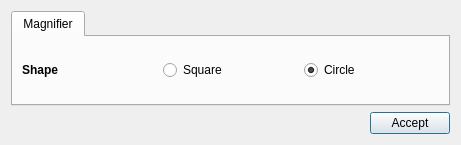
Above: code/ui/ui_FmvOptions.ui from All4Gis/QGISFMV before the change. Below: the same form after it.
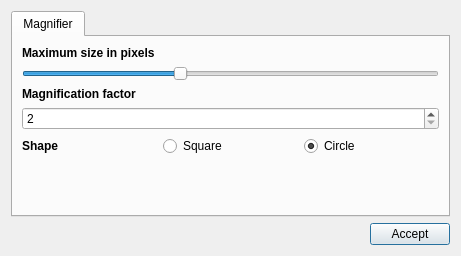
That is the form after the change. Icons and pictures are not drawn.

Commit message: update Options dialog

```diff
--- a/code/ui/ui_FmvOptions.ui
+++ b/code/ui/ui_FmvOptions.ui
@@ -7,7 +7,7 @@
     <x>0</x>
     <y>0</y>
     <width>461</width>
-    <height>145</height>
+    <height>256</height>
    </rect>
   </property>
   <property name="windowTitle">
@@ -28,6 +28,58 @@
        <string>Magnifier</string>
       </attribute>
       <layout class="QVBoxLayout" name="verticalLayout_2">
+       <item>
+        <widget class="QLabel" name="label_3">
+         <property name="font">
+          <font>
+           <weight>75</weight>
+           <bold>true</bold>
+          </font>
+         </property>
+         <property name="text">
+          <string>Maximum size in pixels</string>
+         </property>
+        </widget>
+       </item>
+       <item>
+        <widget class="QSlider" name="sl_Size">
+         <property name="minimum">
+          <number>100</number>
+         </property>
+         <property name="maximum">
+          <number>500</number>
+         </property>
+         <property name="sliderPosition">
+          <number>250</number>
+         </property>
+         <property name="orientation">
+          <enum>Qt::Horizontal</enum>
+         </property>
+        </widget>
+       </item>
+       <item>
+        <widget class="QLabel" name="label_2">
+         <property name="font">
+          <font>
+           <weight>75</weight>
+           <bold>true</bold>
+          </font>
+         </property>
+         <property name="text">
+          <string>Magnification factor</string>
+         </property>
+        </widget>
+       </item>
+       <item>
+        <widget class="QSpinBox" name="sb_factor">
+         <property name="minimum">
+          <number>2</number>
+         </property>
+         <property name="maximum">
+          <number>5</number>
+         </property>
+        </widget>
+       </item>
        <item>
         <layout class="QGridLayout" name="gridLayout_3">
          <item row="0" column="0">
@@ -62,6 +114,19 @@
          </item>
         </layout>
        </item>
+       <item>
+        <spacer name="verticalSpacer">
+         <property name="orientation">
+          <enum>Qt::Vertical</enum>
+         </property>
+         <property name="sizeHint" stdset="0">
+          <size>
+           <width>20</width>
+           <height>40</height>
+          </size>
+         </property>
+        </spacer>
+       </item>
       </layout>
      </widget>
     </widget>
```
Left out of the diff: 21 changed lines with no effect on the pictures. The commit also changes 15 other files.
